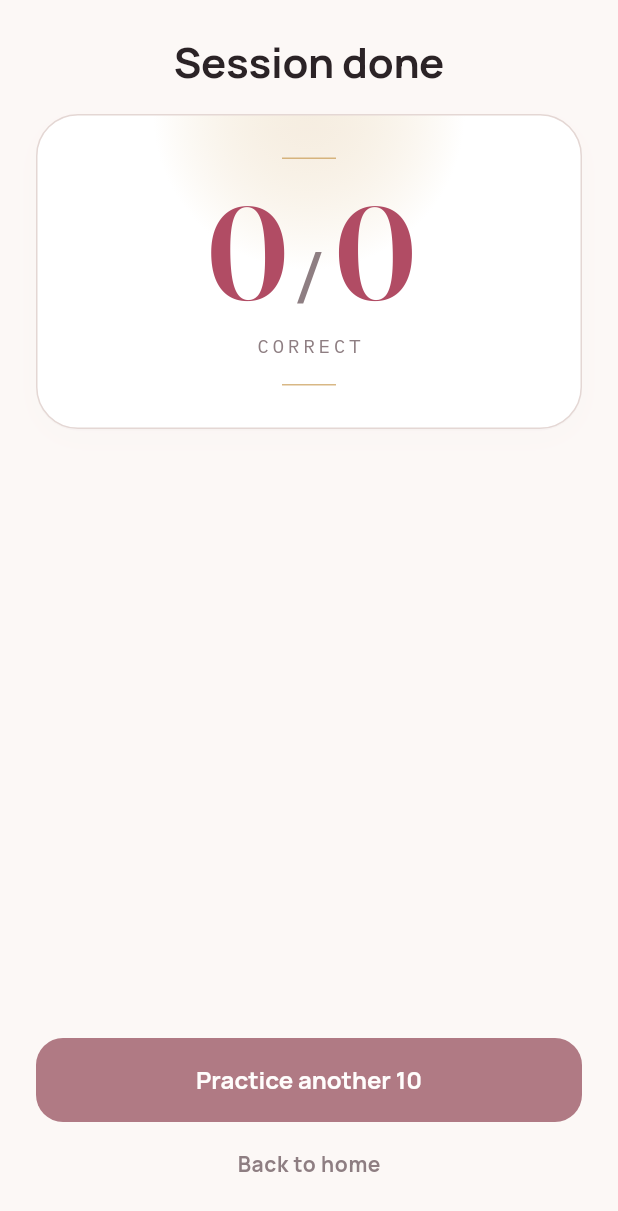
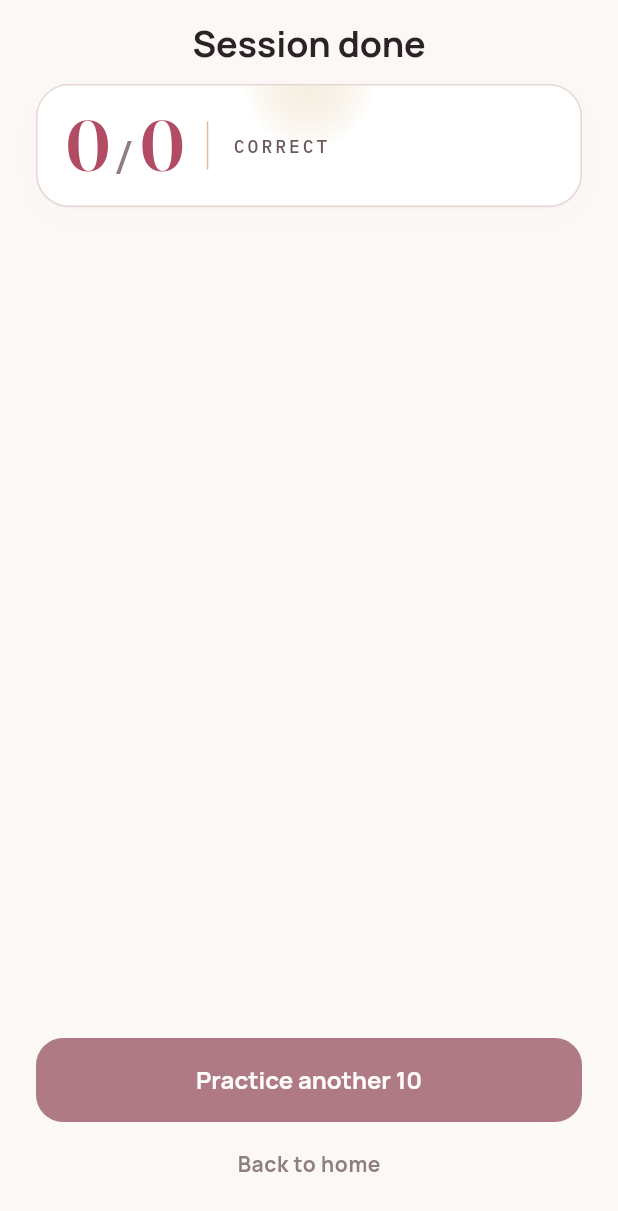
Before and after one commit to Igotsty1e/Mastery, a Flutter app: the SummaryScreen screen opened directly with empty values, on a phone screen of 412 x 824 dp. Shown: the top 1211 px of the screen. Run offline on Flutter 3.47's test engine with Material 3 defaults, Android fonts, the phone set to English and light mode, and no system bars; our stand-ins replace audioplayers, cached_network_image, flutter_secure_storage, shared_preferences; accounts and stored records are empty.

Commit message:
fix(client): G2.1 — shrink the summary score + coach's note blocks
User feedback 2026-05-01: the score hero ate ~280px of vertical
space (88px Fraunces digits + two gold hairlines + 28px padding +
"CORRECT" mono label), pushing the coach's note and the skills
panel below the fold on a 13" screen. Coach's note was also
heavier than it needed to be for what is essentially a one-line
verdict + one-line suggestion.

- `_ScoreHero`: stack → row. Digits drop 88 → 48px, the gold
  hairlines are replaced by a single 32px vertical divider, and
  the "CORRECT" label now sits to the right of the number instead
  of below it. Vertical padding 28 → 16. Net height ~80px (was
  ~280px). Same gradient + border treatment so it still reads as
  a "score card", just compact.
- `_DebriefCard`: padding 20/20/20/20 → 18/14/18/16, headline
  `titleMd` (20-26) → `titleSm` (18-24), body `bodyMd` (16-26) →
  `bodySm` (15-24). Spacing between eyebrow / headline / body
  tightened. Coach's note now reads as a calm note rather than a
  hero block of its own.
- "Session done" title: `headlineMd` (28) → `titleLg` (24).
- Inter-block gaps: 18 → 12.
- Removed `_GoldHairline` helper (no callers after the score row
  redesign).

Net effect on a 13" screen at the production viewport: score +
coach's note + skill list now fit in one viewport instead of
forcing scroll just to reach the CTA dock.

flutter analyze: clean. 224/224 tests pass.

Co-Authored-By: Claude Opus 4.7 (1M context) <noreply@anthropic.com>

```diff
--- a/app/lib/screens/summary_screen.dart
+++ b/app/lib/screens/summary_screen.dart
@@ -150,42 +150,42 @@ class _SummaryScreenState extends State<SummaryScreen> {
             Expanded(
               child: SingleChildScrollView(
                 padding: const EdgeInsets.fromLTRB(
-                    MasterySpacing.lg, 24, MasterySpacing.lg, MasterySpacing.lg),
+                    MasterySpacing.lg, 14, MasterySpacing.lg, MasterySpacing.md),
                 child: Column(
                   crossAxisAlignment: CrossAxisAlignment.start,
                   children: [
                     Center(
                       child: Text(
                         'Session done',
-                        style: MasteryTextStyles.headlineMd.copyWith(
+                        style: MasteryTextStyles.titleLg.copyWith(
                           color: MasteryColors.textPrimary,
                         ),
                       ),
                     ),
-                    const SizedBox(height: 18),
+                    const SizedBox(height: 12),
                     _ScoreHero(
                       correct: displayCorrect,
                       total: displayTotal,
                       scoreColor: scoreColor,
                     ),
                     if (debrief != null) ...[
-                      const SizedBox(height: 18),
+                      const SizedBox(height: 12),
                       _DebriefCard(debrief: debrief),
                     ] else if (conclusion != null && conclusion.isNotEmpty) ...[
-                      const SizedBox(height: 18),
+                      const SizedBox(height: 12),
                       MasterySoftCard(
-                        padding: const EdgeInsets.fromLTRB(20, 18, 20, 18),
+                        padding: const EdgeInsets.fromLTRB(18, 14, 18, 16),
                         child: Text(
                           conclusion,
-                          style: MasteryTextStyles.bodyMd.copyWith(
-                            height: 1.6,
+                          style: MasteryTextStyles.bodySm.copyWith(
+                            height: 1.55,
                             color: MasteryColors.textPrimary,
                           ),
                         ),
                       ),
                     ],
                     if (_skillRecords.isNotEmpty) ...[
-                      const SizedBox(height: 18),
+                      const SizedBox(height: 12),
                       _CompactSkillPanel(records: _skillRecords),
                     ],
                   ],
@@ -248,35 +248,40 @@ class _ScoreHero extends StatelessWidget {
     final tokens = context.masteryTokens;
     return Container(
       width: double.infinity,
-      padding: const EdgeInsets.symmetric(horizontal: 24, vertical: 28),
+      padding: const EdgeInsets.symmetric(horizontal: 20, vertical: 16),
       decoration: BoxDecoration(
         gradient: RadialGradient(
           center: const Alignment(0, -1.0),
           radius: 0.9,
           colors: [
-            tokens.accentGoldSoft.withAlpha(115),
+            tokens.accentGoldSoft.withAlpha(110),
             MasteryColors.bgRaised,
           ],
-          stops: const [0.0, 0.55],
+          stops: const [0.0, 0.6],
         ),
         border: Border.all(color: tokens.borderSoft),
-        borderRadius: BorderRadius.circular(MasteryRadii.xl),
+        borderRadius: BorderRadius.circular(MasteryRadii.lg),
         boxShadow: tokens.shadowCard,
       ),
-      child: Column(
+      child: Row(
+        crossAxisAlignment: CrossAxisAlignment.center,
         children: [
-          _GoldHairline(color: tokens.accentGold),
-          const SizedBox(height: 18),
+          // Wave G2.1 — compact horizontal layout. The previous
+          // hero stacked huge (88px) digits + hairlines + label
+          // vertically, eating ~280px of viewport. The score is
+          // the smallest piece of information on the screen, so
+          // it should not be the loudest. Now: number on the
+          // left, label on the right, ~80px tall.
           Text.rich(
-            textAlign: TextAlign.center,
+            textAlign: TextAlign.left,
             TextSpan(
               style: TextStyle(
                 fontFamily: 'Fraunces',
-                fontSize: 88,
+                fontSize: 48,
                 height: 1.0,
                 fontWeight: FontWeight.w600,
                 color: scoreColor,
-                letterSpacing: -3.5,
+                letterSpacing: -2.0,
                 fontVariations: const [
                   FontVariation('opsz', 144),
                   FontVariation('wght', 600),
@@ -287,10 +292,10 @@ class _ScoreHero extends StatelessWidget {
                 TextSpan(
                   text: ' / ',
                   style: TextStyle(
-                    fontSize: 44,
+                    fontSize: 28,
                     color: tokens.textTertiary,
                     fontWeight: FontWeight.w500,
-                    letterSpacing: -1.5,
+                    letterSpacing: -1.0,
                     fontVariations: const [
                       FontVariation('opsz', 144),
                       FontVariation('wght', 500),
@@ -301,35 +306,27 @@ class _ScoreHero extends StatelessWidget {
               ],
             ),
           ),
-          const SizedBox(height: 10),
-          Text(
-            'CORRECT',
-            style: MasteryTextStyles.mono(
-              size: 13,
-              lineHeight: 16,
-              weight: FontWeight.w400,
-              color: tokens.textTertiary,
-              letterSpacing: 2.4,
+          const SizedBox(width: 16),
+          Container(
+            width: 1,
+            height: 32,
+            color: tokens.accentGold.withAlpha(160),
+          ),
+          const SizedBox(width: 16),
+          Expanded(
+            child: Text(
+              'CORRECT',
+              style: MasteryTextStyles.mono(
+                size: 12,
+                lineHeight: 16,
+                weight: FontWeight.w500,
+                color: MasteryColors.textSecondary,
+                letterSpacing: 2.0,
+              ),
             ),
           ),
-          const SizedBox(height: 18),
-          _GoldHairline(color: tokens.accentGold),
         ],
       ),
-    );
-  }
-}
-
-class _GoldHairline extends StatelessWidget {
-  final Color color;
-  const _GoldHairline({required this.color});
-
-  @override
-  Widget build(BuildContext context) {
-    return Container(
-      width: 36,
-      height: 1,
-      color: color.withAlpha(180),
     );
   }
 }
@@ -351,7 +348,7 @@ class _DebriefCard extends StatelessWidget {
     };
 
     return MasteryCard(
-      padding: const EdgeInsets.fromLTRB(20, 20, 20, 20),
+      padding: const EdgeInsets.fromLTRB(18, 14, 18, 16),
       child: Column(
         crossAxisAlignment: CrossAxisAlignment.start,
         children: [
@@ -359,22 +356,22 @@ class _DebriefCard extends StatelessWidget {
             label: 'Coach\u2019s note',
             variant: eyebrowVariant,
           ),
-          const SizedBox(height: 10),
+          const SizedBox(height: 8),
           if (debrief.headline.isNotEmpty)
             Text(
               debrief.headline,
-              style: MasteryTextStyles.titleMd.copyWith(
+              style: MasteryTextStyles.titleSm.copyWith(
                 color: MasteryColors.textPrimary,
                 height: 1.3,
               ),
             ),
           if (debrief.body.isNotEmpty) ...[
-            const SizedBox(height: 10),
+            const SizedBox(height: 6),
             Text(
               debrief.body,
-              style: MasteryTextStyles.bodyMd.copyWith(
+              style: MasteryTextStyles.bodySm.copyWith(
                 color: MasteryColors.textPrimary,
-                height: 1.6,
+                height: 1.55,
               ),
             ),
           ],
```
